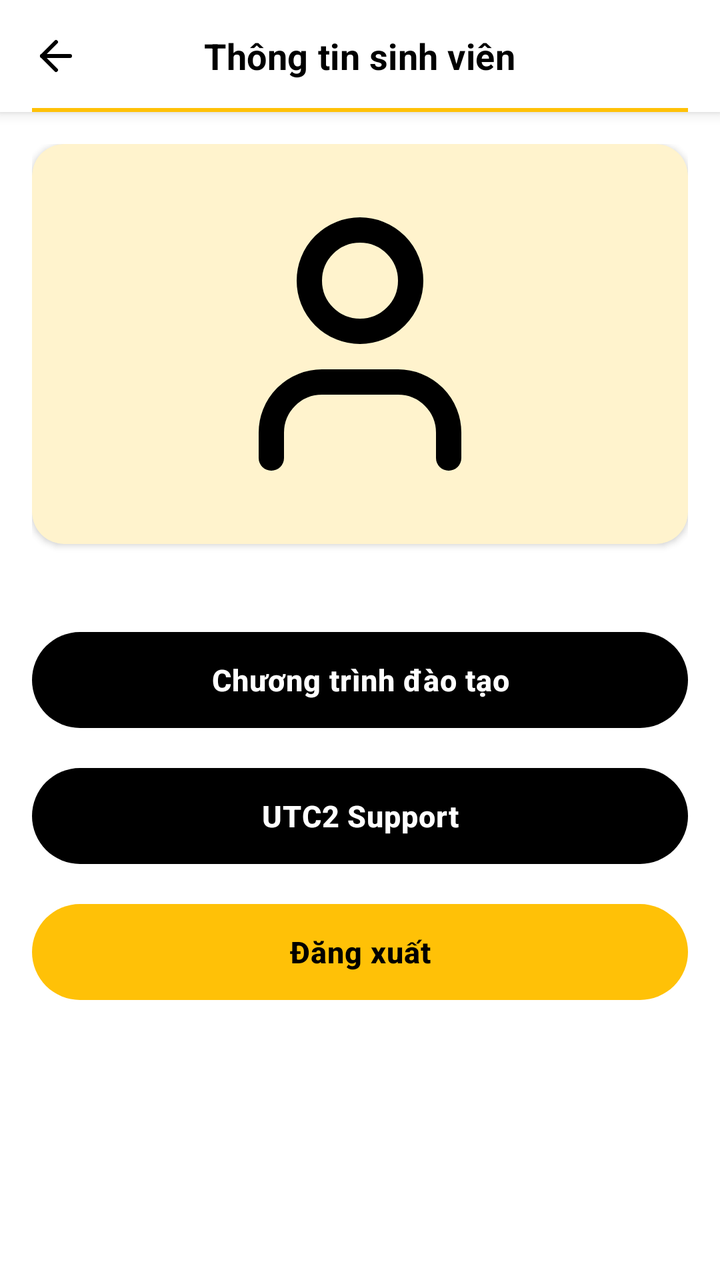
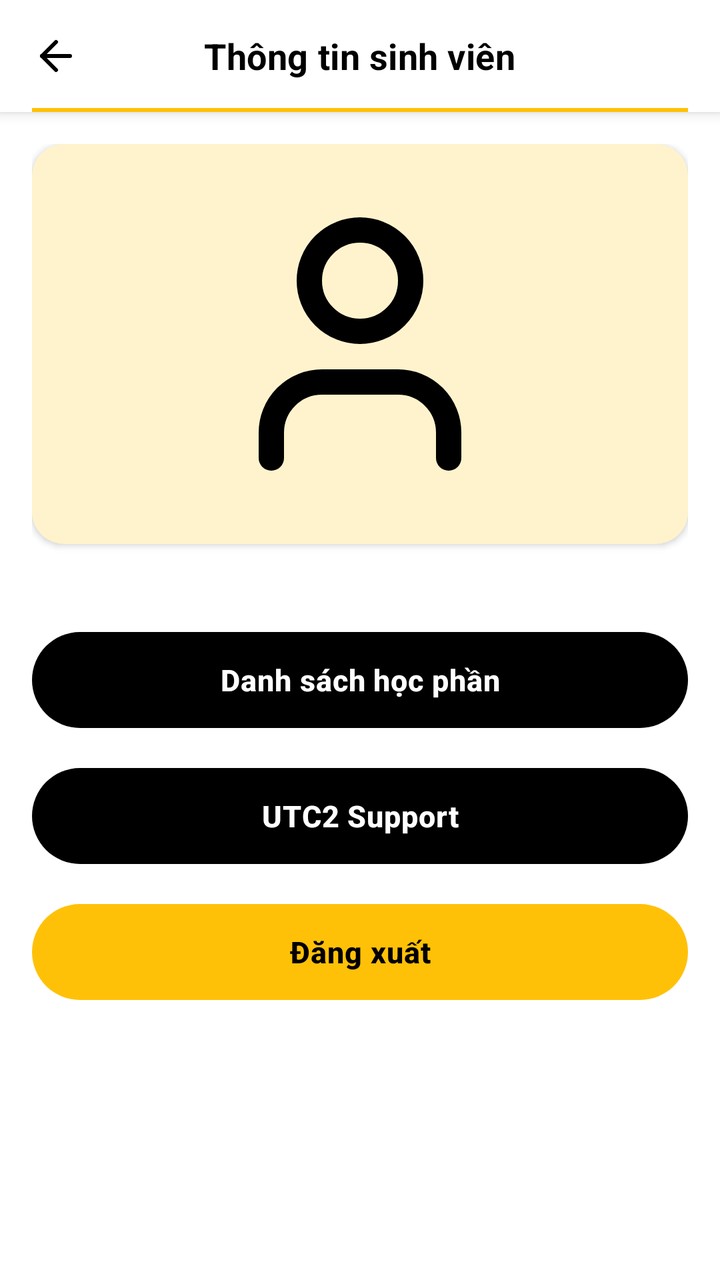

Before-and-after screenshots of an Android layout around one commit, followed by the original layout XML and the change that was made.
<!-- AndroidManifest.xml: application theme Theme.UTC2AppReborn -->
<!-- res/layout/fragment_info.xml -->
<?xml version="1.0" encoding="utf-8"?>
<LinearLayout xmlns:android="http://schemas.android.com/apk/res/android"
    xmlns:app="http://schemas.android.com/apk/res-auto"
    xmlns:tools="http://schemas.android.com/tools"
    android:layout_width="match_parent"
    android:layout_height="match_parent"
    android:background="@color/white"
    android:orientation="vertical"
    android:fitsSystemWindows="true">

    
    <RelativeLayout
        android:layout_width="match_parent"
        android:layout_height="56dp"
        android:background="@color/white"
        android:elevation="4dp"
        android:paddingStart="16dp"
        android:paddingEnd="16dp">

        
        <ImageView
            android:id="@+id/btnBack"
            android:layout_width="24dp"
            android:layout_height="24dp"
            android:layout_centerVertical="true"
            android:src="@drawable/ic_arrow_left"
            app:tint="@color/black" />

        
        <TextView
            android:layout_width="wrap_content"
            android:layout_height="wrap_content"
            android:layout_centerInParent="true"
            android:text="@string/profile_title"
            android:textSize="18sp"
            android:textStyle="bold"
            android:letterSpacing="0.01"
            android:textColor="@color/black" />

        
        <View
            android:layout_width="match_parent"
            android:layout_height="2dp"
            android:layout_alignParentBottom="true"
            android:layout_marginStart="-16dp"
            android:layout_marginEnd="-16dp"
            android:background="#FFC107" />

    </RelativeLayout>

    
    <ScrollView
        android:layout_width="match_parent"
        android:layout_height="0dp"
        android:layout_weight="1"
        android:scrollbars="none">

        <LinearLayout
            android:layout_width="match_parent"
            android:layout_height="wrap_content"
            android:orientation="vertical"
            android:padding="16dp">

            
            <androidx.cardview.widget.CardView
                android:layout_width="match_parent"
                android:layout_height="wrap_content"
                android:layout_marginBottom="16dp"
                app:cardElevation="2dp"
                app:cardCornerRadius="16dp"
                app:cardBackgroundColor="#FFF3CD">

                <ImageView
                    android:id="@+id/imgStudentCard"
                    android:layout_width="match_parent"
                    android:layout_height="200dp"
                    android:src="@drawable/ic_user"
                    android:scaleType="fitCenter"
                    android:adjustViewBounds="true"
                    android:padding="24dp" />

            </androidx.cardview.widget.CardView>

            
            <androidx.recyclerview.widget.RecyclerView
                android:id="@+id/rvStudentDetails"
                android:layout_width="match_parent"
                android:layout_height="wrap_content"
                android:nestedScrollingEnabled="false"
                android:overScrollMode="never" />

            
            <com.google.android.material.button.MaterialButton
                android:id="@+id/btnTrainingProgram"
                android:layout_width="match_parent"
                android:layout_height="56dp"
                android:layout_marginTop="24dp"
                android:text="@string/training_program"
                android:textColor="@color/white"
                android:textSize="15sp"
                android:textStyle="bold"
                android:letterSpacing="0.02"
                app:backgroundTint="#000000"
                app:cornerRadius="28dp"
                app:elevation="0dp" />

            
            <com.google.android.material.button.MaterialButton
                android:id="@+id/btnSupport"
                android:layout_width="match_parent"
                android:layout_height="56dp"
                android:layout_marginTop="12dp"
                android:text="@string/title_support"
                android:textColor="@color/white"
                android:textSize="15sp"
                android:textStyle="bold"
                android:letterSpacing="0.02"
                app:backgroundTint="#000000"
                app:cornerRadius="28dp"
                app:elevation="0dp" />

            
            <com.google.android.material.button.MaterialButton
                android:id="@+id/btnLogout"
                android:layout_width="match_parent"
                android:layout_height="56dp"
                android:layout_marginTop="12dp"
                android:layout_marginBottom="24dp"
                android:text="@string/logout"
                android:textColor="#000000"
                android:textSize="15sp"
                android:textStyle="bold"
                android:letterSpacing="0.02"
                app:backgroundTint="#FFC107"
                app:cornerRadius="28dp"
                app:elevation="0dp" />

        </LinearLayout>
    </ScrollView>

</LinearLayout>
<!-- resources referenced by this layout -->
<resources>
  <color name="black">#FF000000</color>
  <color name="white">#FFFFFFFF</color>
  <!-- drawable ic_arrow_left (drawable) -->
  <vector xmlns:android="http://schemas.android.com/apk/res/android"
      android:width="24dp"
      android:height="24dp"
      android:viewportWidth="24"
      android:viewportHeight="24">
  
      <path
          android:pathData="M12 19 L5 12 L12 5"
          android:strokeWidth="2"
          android:strokeColor="?attr/colorOnBackground"
          android:fillColor="@android:color/transparent"
          android:strokeLineCap="round"
          android:strokeLineJoin="round"/>
  
      <path
          android:pathData="M19 12 H5"
          android:strokeWidth="2"
          android:strokeColor="?attr/colorOnBackground"
          android:fillColor="@android:color/transparent"
          android:strokeLineCap="round"
          android:strokeLineJoin="round"/>
  
  </vector>
  <!-- drawable ic_user (drawable) -->
  <vector xmlns:android="http://schemas.android.com/apk/res/android"
      android:width="24dp"
      android:height="24dp"
      android:viewportWidth="24"
      android:viewportHeight="24">
  
    
    <path
        android:pathData="M19 21v-2a4 4 0 0 0-4-4H9a4 4 0 0 0-4 4v2"
        android:strokeWidth="2"
        android:strokeColor="#000000"
        android:fillColor="@android:color/transparent"
        android:strokeLineCap="round"
        android:strokeLineJoin="round"/>
  
    
    <path
        android:pathData="M12 3a4 4 0 1 1 0 8a4 4 0 0 1 0-8"
        android:strokeWidth="2"
        android:strokeColor="#000000"
        android:fillColor="@android:color/transparent"/>
  </vector>
  <string name="logout">Đăng xuất</string>
  <string name="profile_title">Thông tin sinh viên</string>
  <string name="title_support">UTC2 Support</string>
  <string name="training_program">Chương trình đào tạo</string>
  <style name="Theme.UTC2AppReborn" parent="Base.Theme.UTC2AppReborn" />
  <style name="Base.Theme.UTC2AppReborn" parent="Theme.Material3.DayNight.NoActionBar">
  
          
          
  
          
          <item name="colorPrimary">@color/primary</item>
  
          
          <item name="colorOnSurface">#000000</item>
  
          
          <item name="colorOnPrimary">#000000</item>
  
          
          <item name="colorOnBackground">#000000</item>
  
      </style>
  <color name="primary">#1565C0</color>
</resources>

<!-- the commit's change to res/layout/fragment_info.xml (unified diff, before → after) -->
@@ -95,7 +95,7 @@
                 android:layout_width="match_parent"
                 android:layout_height="56dp"
                 android:layout_marginTop="24dp"
-                android:text="@string/training_program"
+                android:text="@string/profile_subject_list"
                 android:textColor="@color/white"
                 android:textSize="15sp"
                 android:textStyle="bold"
<!-- resource entries referenced after the edit -->
@@ -50,9 +50,9 @@
         android:fillColor="@android:color/transparent"/>
   </vector>
   <string name="logout">Đăng xuất</string>
+  <string name="profile_subject_list">Danh sách học phần</string>
   <string name="profile_title">Thông tin sinh viên</string>
   <string name="title_support">UTC2 Support</string>
-  <string name="training_program">Chương trình đào tạo</string>
   <style name="Theme.UTC2AppReborn" parent="Base.Theme.UTC2AppReborn" />
   <style name="Base.Theme.UTC2AppReborn" parent="Theme.Material3.DayNight.NoActionBar">
   
